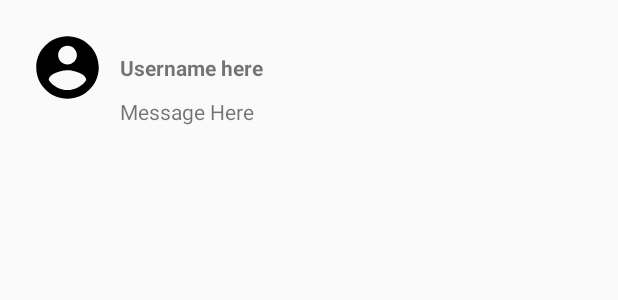
After one commit to rajesyuru/BookFace_but_its_Ceriwit, an Android app: the layout bookface_layout.xml on its own in the app's theme, with its tools: preview values and no code run, on a phone screen of 412 x 824 dp. The commit adds this screen. Shown: the top 300 px of the screen. Run offline under Robolectric (Android 15) with nearby library versions, the phone set to English and light mode, and no system bars.

Commit message:
Added Posts

```diff
--- a/app/build.gradle
+++ b/app/build.gradle
@@ -27,5 +27,7 @@ dependencies {
     androidTestImplementation 'androidx.test.ext:junit:1.1.1'
     androidTestImplementation 'androidx.test.espresso:espresso-core:3.2.0'
 
+    implementation 'androidx.recyclerview:recyclerview:1.1.0'
+
     implementation "com.github.parse-community.Parse-SDK-Android:parse:1.22.1"
 }
--- /dev/null
+++ b/app/src/main/res/drawable/ic_user.xml
@@ -0,0 +1,9 @@
+<vector xmlns:android="http://schemas.android.com/apk/res/android"
+        android:width="24dp"
+        android:height="24dp"
+        android:viewportWidth="24.0"
+        android:viewportHeight="24.0">
+    <path
+        android:fillColor="#FF000000"
+        android:pathData="M12,2C6.48,2 2,6.48 2,12s4.48,10 10,10 10,-4.48 10,-10S17.52,2 12,2zM12,5c1.66,0 3,1.34 3,3s-1.34,3 -3,3 -3,-1.34 -3,-3 1.34,-3 3,-3zM12,19.2c-2.5,0 -4.71,-1.28 -6,-3.22 0.03,-1.99 4,-3.08 6,-3.08 1.99,0 5.97,1.09 6,3.08 -1.29,1.94 -3.5,3.22 -6,3.22z"/>
+</vector>
--- /dev/null
+++ b/app/src/main/res/layout/bookface_layout.xml
@@ -0,0 +1,38 @@
+<?xml version="1.0" encoding="utf-8"?>
+<RelativeLayout xmlns:android="http://schemas.android.com/apk/res/android"
+    android:orientation="vertical" android:layout_width="match_parent"
+    android:layout_height="wrap_content"
+    android:padding="20dp">
+
+    <ImageView
+        android:id="@+id/usernameIcon"
+        android:layout_width="50dp"
+        android:layout_height="50dp"
+        android:src="@drawable/ic_user"/>
+
+    <LinearLayout
+        android:id="@+id/linear"
+        android:layout_width="match_parent"
+        android:layout_height="wrap_content"
+        android:layout_toEndOf="@id/usernameIcon"
+        android:layout_marginStart="10dp"
+        android:orientation="vertical">
+    <TextView
+        android:id="@+id/tvUsername"
+        android:layout_width="match_parent"
+        android:layout_height="wrap_content"
+        android:text="Username here"
+        android:textStyle="bold"
+        android:layout_marginTop="15dp"
+        />
+        <TextView
+            android:id="@+id/tvMessage"
+            android:layout_width="match_parent"
+            android:layout_height="wrap_content"
+            android:text="Message Here"
+            android:layout_marginTop="10dp"/>
+
+
+    </LinearLayout>
+
+</RelativeLayout>
```
Also changed, not shown: app/src/main/java/com/example/bookface/BookFace.java (added, +37 -0 lines), app/src/main/java/com/example/bookface/BookFaceAdapter.java (added, +63 -0 lines), app/src/main/java/com/example/bookface/MainActivity.java (+60 -0 lines), app/src/main/res/drawable-anydpi/ic_account.xml (deleted, +0 -11 lines), app/src/main/res/layout/activity_main.xml (+4 -8 lines).
